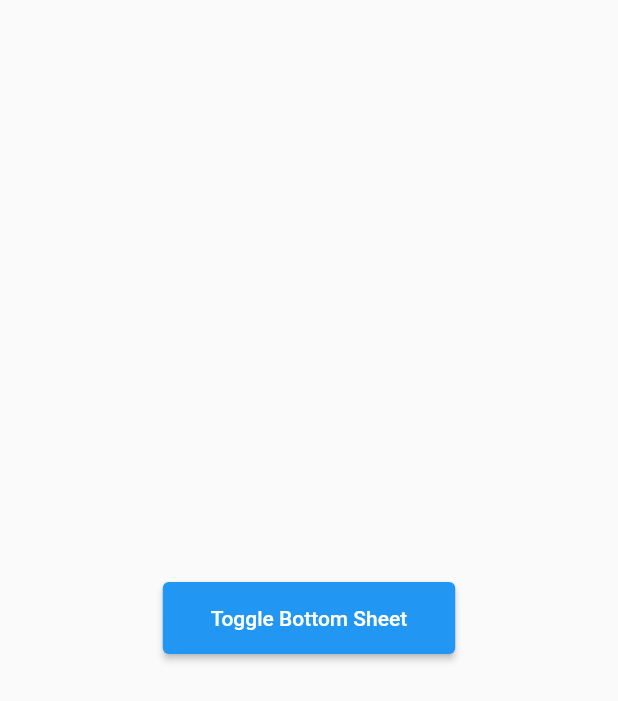
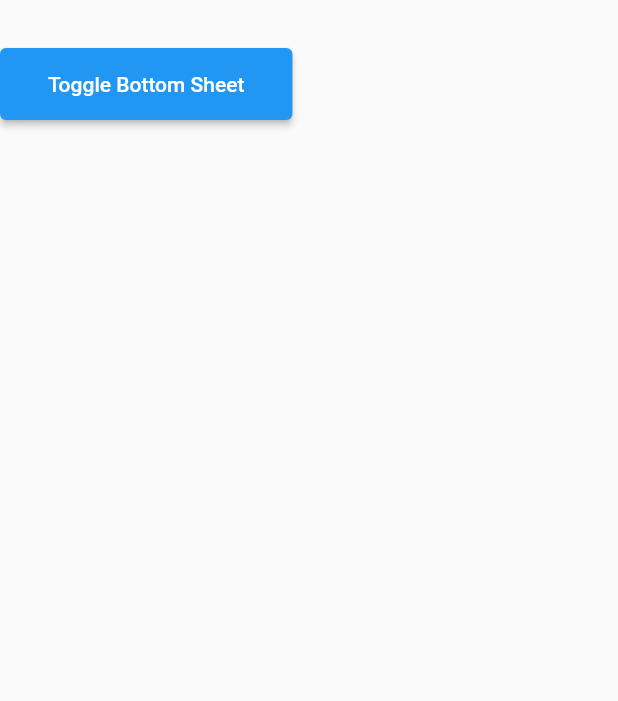
Before and after one commit to jmouriz/flutter-search-bar, a Flutter app: the BottomSheetPage widget shown alone on an empty page, opened directly, after a tap on "Toggle Bottom Sheet", on a phone screen of 412 x 824 dp. Shown: the top 701 px of the screen. Run offline on Flutter 3.47's test engine with Material 2 defaults, Android fonts, the phone set to English and light mode, and no system bars; our stand-ins replace get; missing offline and left inert: flutter_rounded_date_picker, mutable_icon, window_manager.

Commit message:
Mejoro el aspecto del BottomSheet

```diff
--- a/lib/main.dart
+++ b/lib/main.dart
@@ -1,9 +1,7 @@
 import 'dart:io';
 
-import 'package:flutter/gestures.dart';
 import 'package:flutter/material.dart';
 import 'package:flutter/services.dart';
-import 'package:flutter_localizations/flutter_localizations.dart';
 import 'package:window_manager/window_manager.dart';
 import 'package:toolbar/widgets/widgets.dart';
 
@@ -30,40 +28,5 @@ void main() async {
       await windowManager.focus();
     });
   }
-  runApp(const Application());
+  runApp(const Application(title: 'Demo'));
 }
-
-class ScrollBehavior extends MaterialScrollBehavior {
-  // Override behavior methods and getters like dragDevices
-  @override
-  Set<PointerDeviceKind> get dragDevices => {
-    PointerDeviceKind.touch,
-    PointerDeviceKind.mouse,
-  };
-}
-
-class Application extends StatelessWidget {
-  const Application({super.key});
-
-  @override
-  Widget build(BuildContext context) {
-    return MaterialApp(
-      scrollBehavior: ScrollBehavior(),
-      localizationsDelegates: const [
-        GlobalMaterialLocalizations.delegate,
-        GlobalWidgetsLocalizations.delegate,
-        GlobalCupertinoLocalizations.delegate,
-      ],
-      supportedLocales:  const [
-        Locale('es', 'AR'),
-        Locale('en'),
-      ],
-      title: 'Demo',
-      debugShowCheckedModeBanner: false,
-      home: Scaffold(
-        backgroundColor: Colors.lightBlue[50],
-        body: const BodyWidget(),
-      )
-    );
-  }
-}
--- a/lib/pages/bottom_sheet.dart
+++ b/lib/pages/bottom_sheet.dart
@@ -12,7 +12,10 @@ class BottomSheetPage extends StatelessWidget {
 
     toolbar.title.value = 'Bottom Sheet Test';
 
-    return Center(
+    return Column(
+      children: [
+        Padding(
+          padding: const EdgeInsets.only(top: 32.0),
           child: ElevatedButton(
             onPressed: () {
               bottomSheet.open.value = !bottomSheet.open.value;
@@ -22,6 +25,8 @@ class BottomSheetPage extends StatelessWidget {
               child: Text('Toggle Bottom Sheet'),
             ),
           ),
+        )
+      ],
     );
   }
 }
--- /dev/null
+++ b/lib/widgets/application.dart
@@ -0,0 +1,44 @@
+import 'package:flutter/gestures.dart';
+import 'package:flutter/material.dart';
+import 'package:flutter_localizations/flutter_localizations.dart';
+import 'package:toolbar/widgets/widgets.dart';
+
+class ScrollBehavior extends MaterialScrollBehavior {
+  // Override behavior methods and getters like dragDevices
+  @override
+  Set<PointerDeviceKind> get dragDevices => {
+    PointerDeviceKind.touch,
+    PointerDeviceKind.mouse,
+  };
+}
+
+class Application extends StatelessWidget {
+  const Application({
+    Key? key,
+    required this.title,
+  }) : super(key: key);
+
+  final String title;
+
+  @override
+  Widget build(BuildContext context) {
+    return MaterialApp(
+      scrollBehavior: ScrollBehavior(),
+      localizationsDelegates: const [
+        GlobalMaterialLocalizations.delegate,
+        GlobalWidgetsLocalizations.delegate,
+        GlobalCupertinoLocalizations.delegate,
+      ],
+      supportedLocales:  const [
+        Locale('es', 'AR'),
+        Locale('en'),
+      ],
+      title: title,
+      debugShowCheckedModeBanner: false,
+      home: Scaffold(
+        backgroundColor: Colors.lightBlue[50],
+        body: const BodyWidget(),
+      )
+    );
+  }
+}
--- a/lib/widgets/bottom_sheet.dart
+++ b/lib/widgets/bottom_sheet.dart
@@ -10,7 +10,7 @@ class BottomSheetWidget extends StatefulWidget {
 }
 
 class _BottomSheetWidgetState extends State<BottomSheetWidget> {
- final bottomSheet = Get.put(BottomSheetController());
+  final bottomSheet = Get.put(BottomSheetController());
 
   @override
   void initState() {
@@ -32,7 +32,40 @@ class _BottomSheetWidgetState extends State<BottomSheetWidget> {
 
   @override
   Widget build(BuildContext context) {
-    Size size = MediaQuery.of(context).size;
+    MediaQueryData query = MediaQuery.of(context);
+    final width = query.size.width;
+    final bottom = query.padding.bottom;
+    final EdgeInsets padding;
+    const value = 10.0;
+
+    if (bottom > 0) {
+      padding = const EdgeInsets.only(
+        left: value,
+        right: value,
+      );
+    } else {
+      padding = const EdgeInsets.only(
+        left: value,
+        right: value,
+        bottom: value,
+      );
+    }
+
+    final material = Material();
+
+    final container = Padding(
+      padding: padding,
+      child: Container(
+          width: width - 2 * value,
+          height: 150.0,
+          child: Expanded(
+            child: Material(
+              borderRadius: BorderRadius.circular(20),
+              elevation: 2,
+              child: const FlutterLogo(size: 64.0)),
+            )
+          ),
+    );
 
     return AnimatedSwitcher(
       duration: const Duration(milliseconds: 300),
@@ -42,17 +75,11 @@ class _BottomSheetWidgetState extends State<BottomSheetWidget> {
           begin *= -1;
         }
         return SlideTransition(
-          position: Tween(begin: Offset(0.0, begin), end: Offset.zero)
-            .animate(animation),
-          child: child
-        );
+            position: Tween(begin: Offset(0.0, begin), end: Offset.zero)
+                .animate(animation),
+            child: child);
       },
-      child: bottomSheet.open.value ? Container(
-        width: size.width,
-        height: 150.0,
-        color: Colors.yellow,
-        child: const FlutterLogo(size: 64.0)
-      ) : null,
+      child: bottomSheet.open.value ? container : null,
     );
   }
 }
--- a/lib/widgets/sidenav.dart
+++ b/lib/widgets/sidenav.dart
@@ -51,6 +51,7 @@ class _SidenavWidgetState extends State<SidenavWidget> {
       child: sidenav.open.value ? Drawer(
         key: const ValueKey<String>('sidenav'),
         child: SafeArea(
+          // TODO: Hacer común para el BottomSheet
           child: ListView.builder(
             itemCount: sidenav.items.length,
             padding: EdgeInsets.zero,
--- a/lib/widgets/widgets.dart
+++ b/lib/widgets/widgets.dart
@@ -1,3 +1,4 @@
+export 'package:toolbar/widgets/application.dart';
 export 'package:toolbar/widgets/app_bar.dart';
 export 'package:toolbar/widgets/bottom_sheet.dart';
 export 'package:toolbar/widgets/sidenav.dart';
```
Also changed, not shown: lib/widgets/body.dart (+5 -3 lines), 1 other file. Lines whose indentation alone changed are shown as unchanged.
